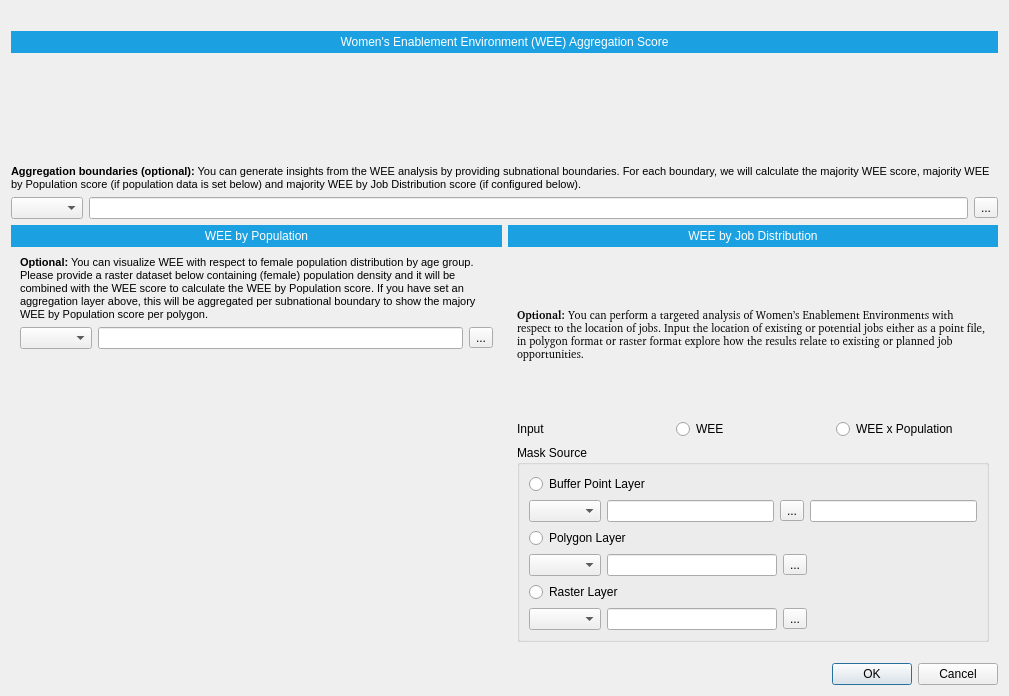
Above: geest/ui/analysis_dialog_base.ui from worldbank/GEEST before the change. Below: the same form after it.
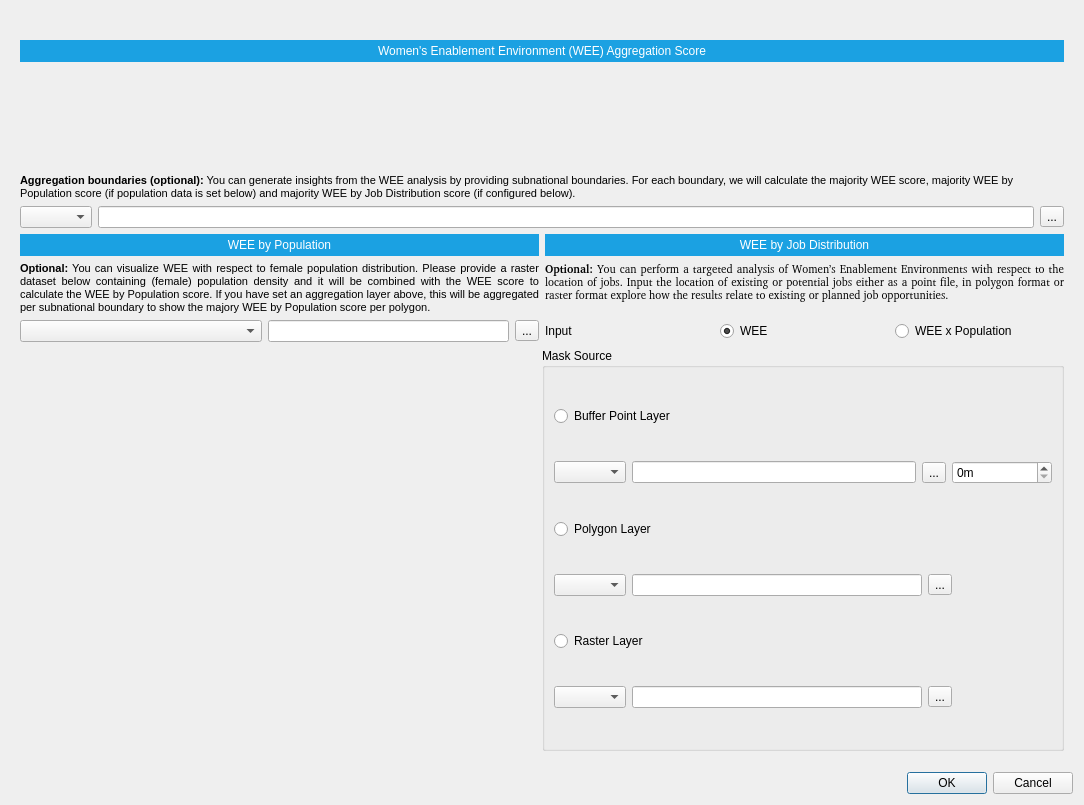
That is the form after the change. Icons and pictures are not drawn. Custom widgets are drawn as their Qt base class.

Commit message: Wiring UX for analysis dialog

```diff
--- a/geest/ui/analysis_dialog_base.ui
+++ b/geest/ui/analysis_dialog_base.ui
@@ -6,15 +6,46 @@
    <rect>
     <x>0</x>
     <y>0</y>
-    <width>1009</width>
-    <height>696</height>
+    <width>1084</width>
+    <height>805</height>
    </rect>
   </property>
   <property name="windowTitle">
    <string>Form</string>
   </property>
   <layout class="QGridLayout" name="gridLayout_2">
+   <item row="0" column="0">
+    <widget class="QLabel" name="banner_label">
+     <property name="text">
+      <string/>
+     </property>
+     <property name="pixmap">
+      <pixmap>../resources/geest-banner.png</pixmap>
+     </property>
+     <property name="scaledContents">
+      <bool>true</bool>
+     </property>
+    </widget>
+   </item>
    <item row="1" column="0">
+    <widget class="QScrollArea" name="scrollArea">
+     <property name="frameShape">
+      <enum>QFrame::NoFrame</enum>
+     </property>
+     <property name="widgetResizable">
+      <bool>true</bool>
+     </property>
+     <widget class="QWidget" name="scrollAreaWidgetContents">
+      <property name="geometry">
+       <rect>
+        <x>0</x>
+        <y>0</y>
+        <width>1072</width>
+        <height>671</height>
+       </rect>
+      </property>
+      <layout class="QGridLayout" name="gridLayout">
+       <item row="0" column="0">
     <layout class="QGridLayout" name="wee_layout">
      <item row="0" column="0">
       <widget class="QLabel" name="wee_title">
@@ -67,19 +98,20 @@
      </item>
     </layout>
    </item>
-   <item row="6" column="0">
-    <widget class="QDialogButtonBox" name="button_box">
-     <property name="standardButtons">
-      <set>QDialogButtonBox::Cancel|QDialogButtonBox::Ok</set>
+       <item row="1" column="0">
+        <widget class="QLabel" name="aggregation_description">
+         <property name="text">
+          <string>&lt;html&gt;&lt;head/&gt;&lt;body&gt;&lt;p&gt;&lt;span style=&quot; font-size:8pt; font-weight:600;&quot;&gt;Aggregation boundaries (optional):&lt;/span&gt;&lt;span style=&quot; font-size:8pt;&quot;&gt; You can generate insights from the WEE analysis by providing subnational boundaries. For each boundary, we will calculate the majority WEE score, majority WEE by Population score (if population data is set below) and majority WEE by Job Distribution score (if configured below).&lt;/span&gt;&lt;/p&gt;&lt;/body&gt;&lt;/html&gt;</string>
+         </property>
+         <property name="wordWrap">
+          <bool>true</bool>
      </property>
     </widget>
    </item>
-   <item row="3" column="0">
-    <layout class="QHBoxLayout" name="aggregation_layout">
-     <item>
+       <item row="2" column="0">
       <layout class="QHBoxLayout" name="horizontalLayout">
        <item>
-        <widget class="QComboBox" name="aggregation_combo"/>
+          <widget class="QgsMapLayerComboBox" name="aggregation_combo"/>
        </item>
        <item>
         <widget class="QLineEdit" name="aggregation_lineedit"/>
@@ -93,52 +125,16 @@
        </item>
       </layout>
      </item>
-    </layout>
-   </item>
-   <item row="0" column="0">
-    <widget class="QLabel" name="banner_label">
-     <property name="text">
-      <string/>
-     </property>
-     <property name="pixmap">
-      <pixmap>../resources/geest-banner.png</pixmap>
-     </property>
-     <property name="scaledContents">
-      <bool>true</bool>
-     </property>
-    </widget>
-   </item>
-   <item row="4" column="0">
-    <layout class="QGridLayout" name="gridLayout">
-     <property name="horizontalSpacing">
-      <number>6</number>
-     </property>
-     <property name="verticalSpacing">
-      <number>0</number>
-     </property>
-     <item row="0" column="1">
-      <widget class="QLabel" name="wee_jobs_title">
-       <property name="styleSheet">
-        <string notr="true">background: #1BA1E2;
-color: white;
-padding: 4px;</string>
-       </property>
-       <property name="text">
-        <string>WEE by Job Distribution</string>
-       </property>
-       <property name="textFormat">
-        <enum>Qt::PlainText</enum>
-       </property>
-       <property name="alignment">
-        <set>Qt::AlignCenter</set>
-       </property>
-       <property name="wordWrap">
-        <bool>true</bool>
-       </property>
-      </widget>
-     </item>
-     <item row="0" column="0">
+       <item row="3" column="0">
+        <layout class="QHBoxLayout" name="horizontalLayout_5">
+         <item>
       <widget class="QLabel" name="wee_x_population_title">
+           <property name="sizePolicy">
+            <sizepolicy hsizetype="MinimumExpanding" vsizetype="Preferred">
+             <horstretch>0</horstretch>
+             <verstretch>0</verstretch>
+            </sizepolicy>
+           </property>
        <property name="styleSheet">
         <string notr="true">background: #1BA1E2;
 color: white;
@@ -158,22 +154,54 @@
        </property>
       </widget>
      </item>
-     <item row="1" column="1">
-      <widget class="QWidget" name="wee_jobs_container" native="true">
+         <item>
+          <widget class="QLabel" name="wee_jobs_title">
        <property name="sizePolicy">
-        <sizepolicy hsizetype="Preferred" vsizetype="Expanding">
+            <sizepolicy hsizetype="MinimumExpanding" vsizetype="Preferred">
          <horstretch>0</horstretch>
          <verstretch>0</verstretch>
         </sizepolicy>
        </property>
-       <property name="autoFillBackground">
-        <bool>false</bool>
-       </property>
        <property name="styleSheet">
-        <string notr="true"/>
-       </property>
-       <layout class="QGridLayout" name="gridLayout_4">
-        <item row="0" column="0">
+            <string notr="true">background: #1BA1E2;
+color: white;
+padding: 4px;</string>
+           </property>
+           <property name="text">
+            <string>WEE by Job Distribution</string>
+           </property>
+           <property name="textFormat">
+            <enum>Qt::PlainText</enum>
+           </property>
+           <property name="alignment">
+            <set>Qt::AlignCenter</set>
+           </property>
+           <property name="wordWrap">
+            <bool>true</bool>
+           </property>
+          </widget>
+         </item>
+        </layout>
+       </item>
+       <item row="4" column="0">
+        <layout class="QHBoxLayout" name="horizontalLayout_6">
+         <item>
+          <widget class="QLabel" name="wee_x_population_description">
+           <property name="text">
+            <string>&lt;html&gt;&lt;head/&gt;&lt;body&gt;&lt;p&gt;&lt;span style=&quot; font-size:8pt; font-weight:600;&quot;&gt;Optional:&lt;/span&gt;&lt;span style=&quot; font-size:8pt;&quot;&gt; You can visualize WEE with respect to female population distribution. Please provide a raster dataset below containing (female) population density and it will be combined with the WEE score to calculate the WEE by Population score. If you have set an aggregation layer above, this will be aggregated per subnational boundary to show the majory WEE by Population score per polygon.&lt;/span&gt;&lt;/p&gt;&lt;/body&gt;&lt;/html&gt;</string>
+           </property>
+           <property name="alignment">
+            <set>Qt::AlignJustify|Qt::AlignTop</set>
+           </property>
+           <property name="wordWrap">
+            <bool>true</bool>
+           </property>
+           <property name="openExternalLinks">
+            <bool>false</bool>
+           </property>
+          </widget>
+         </item>
+         <item>
          <widget class="QLabel" name="wee_x_jobs_description">
           <property name="font">
            <font>
@@ -184,12 +212,43 @@
           <property name="text">
            <string>&lt;html&gt;&lt;head/&gt;&lt;body&gt;&lt;p&gt;&lt;span style=&quot; font-weight:600;&quot;&gt;Optional: &lt;/span&gt;You can perform a targeted analysis of Women’s Enablement Environments with respect to the location of jobs. Input the location of existing or potential jobs either as a point file, in polygon format or raster format explore how the results relate to existing or planned job opportunities.&lt;/p&gt;&lt;/body&gt;&lt;/html&gt;</string>
           </property>
+           <property name="alignment">
+            <set>Qt::AlignJustify|Qt::AlignTop</set>
+           </property>
           <property name="wordWrap">
            <bool>true</bool>
           </property>
          </widget>
         </item>
-        <item row="1" column="0">
+        </layout>
+       </item>
+       <item row="5" column="0">
+        <layout class="QHBoxLayout" name="horizontalLayout_7" stretch="1,1">
+         <item>
+          <layout class="QHBoxLayout" name="population_layout">
+           <item>
+            <widget class="QgsMapLayerComboBox" name="population_combo">
+             <property name="sizePolicy">
+              <sizepolicy hsizetype="MinimumExpanding" vsizetype="Fixed">
+               <horstretch>0</horstretch>
+               <verstretch>0</verstretch>
+              </sizepolicy>
+             </property>
+            </widget>
+           </item>
+           <item>
+            <widget class="QLineEdit" name="population_lineedit"/>
+           </item>
+           <item>
+            <widget class="QToolButton" name="population_toolbutton">
+             <property name="text">
+              <string>...</string>
+             </property>
+            </widget>
+           </item>
+          </layout>
+         </item>
+         <item>
          <layout class="QHBoxLayout" name="input_layout">
           <item>
            <widget class="QLabel" name="input_label">
@@ -203,6 +262,9 @@
             <property name="text">
              <string>WEE</string>
             </property>
+             <property name="checked">
+              <bool>true</bool>
+             </property>
            </widget>
           </item>
           <item>
@@ -214,7 +276,24 @@
           </item>
          </layout>
         </item>
-        <item row="2" column="0">
+        </layout>
+       </item>
+       <item row="6" column="0">
+        <layout class="QHBoxLayout" name="horizontalLayout_8" stretch="1,1">
+         <item>
+          <spacer name="verticalSpacer">
+           <property name="orientation">
+            <enum>Qt::Vertical</enum>
+           </property>
+           <property name="sizeHint" stdset="0">
+            <size>
+             <width>20</width>
+             <height>40</height>
+            </size>
+           </property>
+          </spacer>
+         </item>
+         <item>
          <widget class="QGroupBox" name="mask_source_group">
           <property name="title">
            <string>Mask Source</string>
@@ -230,7 +309,7 @@
            <item row="1" column="0">
             <layout class="QHBoxLayout" name="horizontalLayout_2">
              <item>
-              <widget class="QComboBox" name="point_combo"/>
+               <widget class="QgsMapLayerComboBox" name="point_combo"/>
              </item>
              <item>
               <widget class="QLineEdit" name="point_lineedit"/>
@@ -243,7 +322,35 @@
               </widget>
              </item>
              <item>
-              <widget class="QLineEdit" name="buffer_size"/>
+               <widget class="QSpinBox" name="buffer_distance_m">
+                <property name="sizePolicy">
+                 <sizepolicy hsizetype="Fixed" vsizetype="Fixed">
+                  <horstretch>0</horstretch>
+                  <verstretch>0</verstretch>
+                 </sizepolicy>
+                </property>
+                <property name="minimumSize">
+                 <size>
+                  <width>100</width>
+                  <height>0</height>
+                 </size>
+                </property>
+                <property name="maximumSize">
+                 <size>
+                  <width>100</width>
+                  <height>16777215</height>
+                 </size>
+                </property>
+                <property name="suffix">
+                 <string>m</string>
+                </property>
+                <property name="maximum">
+                 <number>100000</number>
+                </property>
+                <property name="singleStep">
+                 <number>100</number>
+                </property>
+               </widget>
              </item>
             </layout>
            </item>
@@ -257,7 +364,7 @@
            <item row="3" column="0">
             <layout class="QHBoxLayout" name="horizontalLayout_3">
              <item>
-              <widget class="QComboBox" name="polygon_combo"/>
+               <widget class="QgsMapLayerComboBox" name="polygon_combo"/>
              </item>
              <item>
               <widget class="QLineEdit" name="polygon_lineedit"/>
@@ -274,9 +381,12 @@
                <property name="orientation">
                 <enum>Qt::Horizontal</enum>
                </property>
+                <property name="sizeType">
+                 <enum>QSizePolicy::Fixed</enum>
+                </property>
                <property name="sizeHint" stdset="0">
                 <size>
-                 <width>40</width>
+                  <width>100</width>
                  <height>20</height>
                 </size>
                </property>
@@ -294,7 +404,7 @@
            <item row="5" column="0">
             <layout class="QHBoxLayout" name="horizontalLayout_4">
              <item>
-              <widget class="QComboBox" name="raster_combo"/>
+               <widget class="QgsMapLayerComboBox" name="raster_combo"/>
              </item>
              <item>
               <widget class="QLineEdit" name="raster_lineedit"/>
@@ -311,9 +421,12 @@
                <property name="orientation">
                 <enum>Qt::Horizontal</enum>
                </property>
+                <property name="sizeType">
+                 <enum>QSizePolicy::Fixed</enum>
+                </property>
                <property name="sizeHint" stdset="0">
                 <size>
-                 <width>40</width>
+                  <width>100</width>
                  <height>20</height>
                 </size>
                </property>
@@ -325,72 +438,8 @@
          </widget>
         </item>
        </layout>
-      </widget>
-     </item>
-     <item row="1" column="0">
-      <widget class="QWidget" name="wee_x_population_container" native="true">
-       <property name="sizePolicy">
-        <sizepolicy hsizetype="Preferred" vsizetype="Expanding">
-         <horstretch>0</horstretch>
-         <verstretch>0</verstretch>
-        </sizepolicy>
-       </property>
-       <property name="autoFillBackground">
-        <bool>false</bool>
-       </property>
-       <property name="styleSheet">
-        <string notr="true"/>
-       </property>
-       <layout class="QGridLayout" name="gridLayout_5">
-        <item row="0" column="0">
-         <widget class="QLabel" name="wee_x_population_description">
-          <property name="text">
-           <string>&lt;html&gt;&lt;head/&gt;&lt;body&gt;&lt;p&gt;&lt;span style=&quot; font-size:8pt; font-weight:600;&quot;&gt;Optional:&lt;/span&gt;&lt;span style=&quot; font-size:8pt;&quot;&gt; You can visualize WEE with respect to female population distribution by age group. Please provide a raster dataset below containing (female) population density and it will be combined with the WEE score to calculate the WEE by Population score. If you have set an aggregation layer above, this will be aggregated per subnational boundary to show the majory WEE by Population score per polygon.&lt;/span&gt;&lt;/p&gt;&lt;/body&gt;&lt;/html&gt;</string>
-          </property>
-          <property name="wordWrap">
-           <bool>true</bool>
-          </property>
-          <property name="openExternalLinks">
-           <bool>false</bool>
-          </property>
-         </widget>
-        </item>
-        <item row="1" column="0">
-         <layout class="QHBoxLayout" name="horizontalLayout_5">
-          <item>
-           <widget class="QComboBox" name="comboBox_4"/>
-          </item>
-          <item>
-           <widget class="QLineEdit" name="lineEdit_4"/>
-          </item>
-          <item>
-           <widget class="QToolButton" name="toolButton_4">
-            <property name="text">
-             <string>...</string>
-            </property>
-           </widget>
-          </item>
-         </layout>
-        </item>
-        <item row="2" column="0">
-         <spacer name="verticalSpacer">
-          <property name="orientation">
-           <enum>Qt::Vertical</enum>
-          </property>
-          <property name="sizeHint" stdset="0">
-           <size>
-            <width>20</width>
-            <height>170</height>
-           </size>
-          </property>
-         </spacer>
-        </item>
-       </layout>
-      </widget>
-     </item>
-    </layout>
-   </item>
-   <item row="5" column="0">
+       </item>
+       <item row="7" column="0">
     <widget class="QWidget" name="help_widget" native="true">
      <property name="sizePolicy">
       <sizepolicy hsizetype="Preferred" vsizetype="Minimum">
@@ -400,18 +449,26 @@
      </property>
     </widget>
    </item>
+      </layout>
+     </widget>
+    </widget>
+   </item>
    <item row="2" column="0">
-    <widget class="QLabel" name="aggregation_description">
-     <property name="text">
-      <string>&lt;html&gt;&lt;head/&gt;&lt;body&gt;&lt;p&gt;&lt;span style=&quot; font-size:8pt; font-weight:600;&quot;&gt;Aggregation boundaries (optional):&lt;/span&gt;&lt;span style=&quot; font-size:8pt;&quot;&gt; You can generate insights from the WEE analysis by providing subnational boundaries. For each boundary, we will calculate the majority WEE score, majority WEE by Population score (if population data is set below) and majority WEE by Job Distribution score (if configured below).&lt;/span&gt;&lt;/p&gt;&lt;/body&gt;&lt;/html&gt;</string>
-     </property>
-     <property name="wordWrap">
-      <bool>true</bool>
+    <widget class="QDialogButtonBox" name="button_box">
+     <property name="standardButtons">
+      <set>QDialogButtonBox::Cancel|QDialogButtonBox::Ok</set>
      </property>
     </widget>
    </item>
   </layout>
  </widget>
+ <customwidgets>
+  <customwidget>
+   <class>QgsMapLayerComboBox</class>
+   <extends>QComboBox</extends>
+   <header>qgis.gui</header>
+  </customwidget>
+ </customwidgets>
  <resources/>
  <connections/>
 </ui>
```
Lines whose indentation alone changed are shown as unchanged. The commit also changes 2 other files.
